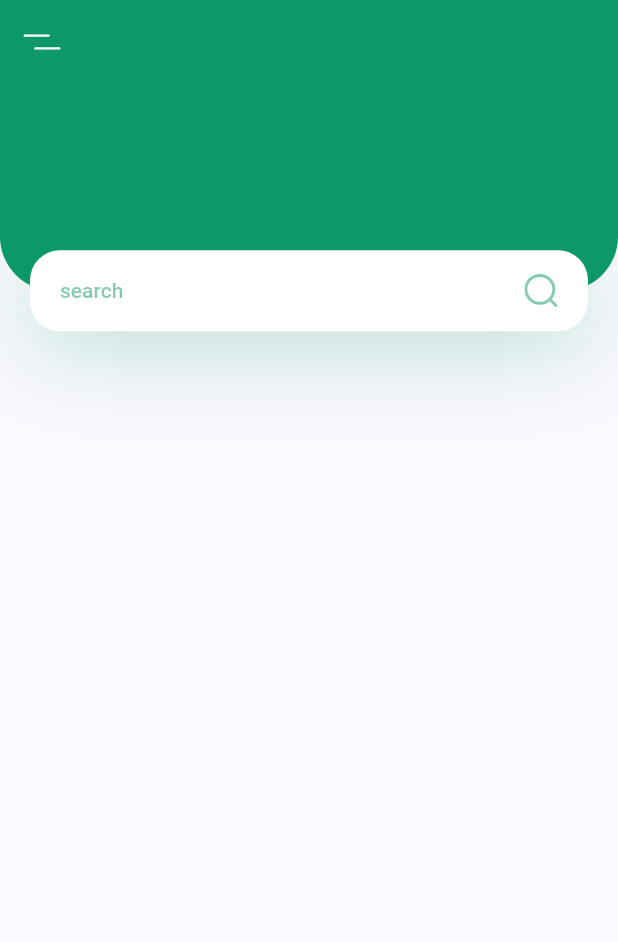
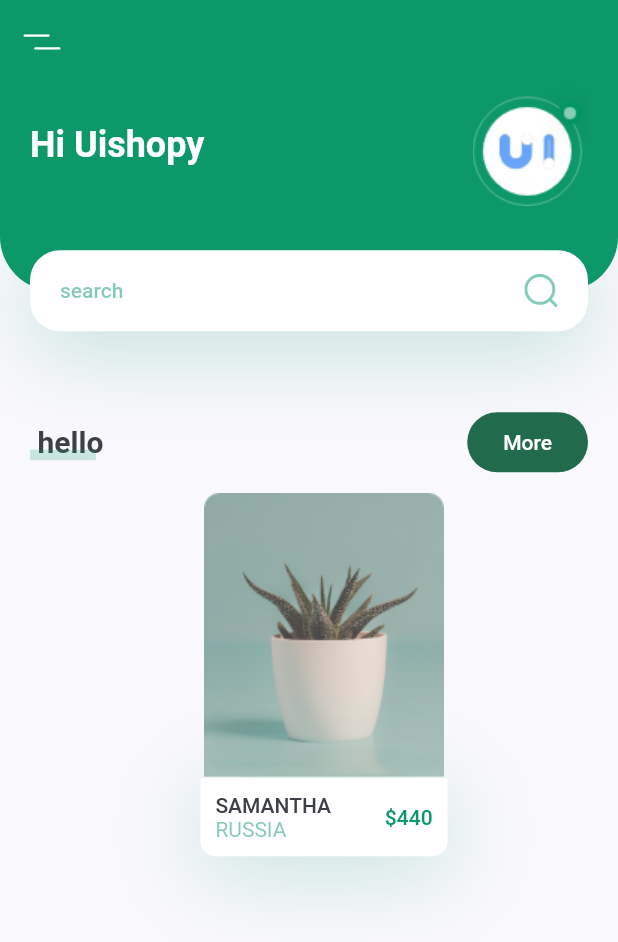
Before and after one commit to yuyang545262477/flutter_clone_platApp, a Flutter app: the screen it shows after launch, on a phone screen of 412 x 824 dp. Shown: the top 942 px of the screen. Run offline on Flutter 3.47's test engine with Material 2 defaults, Android fonts, the phone set to English and light mode, and no system bars; our stand-ins replace flutter_svg.

```diff
--- a/lib/main.dart
+++ b/lib/main.dart
@@ -22,7 +22,7 @@ class MyApp extends StatelessWidget {
         colorScheme: ColorScheme.fromSeed(seedColor: kPrimaryColor),
         useMaterial3: true,
       ),
-      home: HomeScreen(),
+      home: const HomeScreen(),
     );
   }
 }
--- /dev/null
+++ b/lib/screens/home/components/HomeWithSearchBox.dart
@@ -0,0 +1,88 @@
+import 'package:flutter/material.dart';
+import 'package:flutter_svg/flutter_svg.dart';
+import 'package:hello_flutter/constants.dart';
+
+class HomeWithSearchBox extends StatelessWidget {
+  const HomeWithSearchBox({
+    super.key,
+    required this.size,
+  });
+
+  final Size size;
+
+  @override
+  Widget build(BuildContext context) {
+    return Container(
+      margin: const EdgeInsets.only(bottom: kDefaultPadding * 2.5),
+      height: size.height * .2,
+      child: Stack(
+        children: [
+          Container(
+            padding: const EdgeInsets.only(
+                left: kDefaultPadding,
+                right: kDefaultPadding,
+                bottom: 36 + kDefaultPadding),
+            height: size.height * 0.2 - 27,
+            decoration: const BoxDecoration(
+                color: kPrimaryColor,
+                borderRadius: BorderRadius.only(
+                  bottomLeft: Radius.circular(36),
+                  bottomRight: Radius.circular(36),
+                )),
+            child: Row(
+              children: [
+                Text('Hi Uishopy',
+                    style: Theme.of(context).textTheme.headlineSmall?.copyWith(
+                        color: Colors.white, fontWeight: FontWeight.bold)),
+                const Spacer(),
+                Image.asset('assets/images/logo.png')
+              ],
+            ),
+          ),
+          Positioned(
+              bottom: 0,
+              left: 0,
+              right: 0,
+              child: Container(
+                alignment: Alignment.center,
+                margin: const EdgeInsets.symmetric(horizontal: kDefaultPadding),
+                padding:
+                    const EdgeInsets.symmetric(horizontal: kDefaultPadding),
+                height: 54,
+                decoration: BoxDecoration(
+                    color: Colors.white,
+                    borderRadius: BorderRadius.circular(20),
+                    boxShadow: [
+                      BoxShadow(
+                        offset: const Offset(0, 10),
+                        blurRadius: 50,
+                        color: kPrimaryColor.withOpacity(.26),
+                      )
+                    ]),
+                /**
+                 * 输入框
+                 */
+                child: Row(
+                  children: [
+                    Expanded(
+                      child: TextField(
+                        decoration: InputDecoration(
+                          hintText: 'search',
+                          hintStyle:
+                              TextStyle(color: kPrimaryColor.withOpacity(.5)),
+                          enabledBorder: InputBorder.none,
+                          focusedBorder: InputBorder.none,
+                        ),
+                        // suffixIcon
+                        // :
+                      ),
+                    ),
+                    SvgPicture.asset("assets/icons/search.svg")
+                  ],
+                ),
+              ))
+        ],
+      ),
+    );
+  }
+}
--- /dev/null
+++ b/lib/screens/home/components/TitleWithMoreBtn.dart
@@ -0,0 +1,70 @@
+import 'package:flutter/material.dart';
+import 'package:hello_flutter/constants.dart';
+
+class TitleWithCustomerUnderLine extends StatelessWidget {
+  const TitleWithCustomerUnderLine({
+    super.key,
+    required this.text,
+  });
+
+  final String text;
+
+  @override
+  Widget build(BuildContext context) {
+    return Container(
+      height: 24,
+      child: Stack(
+        children: [
+          Padding(
+            padding: const EdgeInsets.only(left: kDefaultPadding / 4),
+            child: Text(
+              text,
+              style: const TextStyle(fontSize: 20, fontWeight: FontWeight.bold),
+            ),
+          ),
+          Positioned(
+            bottom: 0,
+            left: 0,
+            right: 0,
+            child: Container(
+              margin: const EdgeInsets.only(right: kDefaultPadding / 4),
+              height: 7,
+              color: kPrimaryColor.withOpacity(0.2),
+            ),
+          )
+        ],
+      ),
+    );
+  }
+}
+
+class TitleWithMoreButton extends StatelessWidget {
+  const TitleWithMoreButton({
+    super.key,
+    required this.title,
+    required this.press,
+  });
+
+  final String title;
+  final Function press;
+
+  @override
+  Widget build(BuildContext context) {
+    return Padding(
+      padding: const EdgeInsets.symmetric(horizontal: kDefaultPadding),
+      child: Row(
+        children: [
+          TitleWithCustomerUnderLine(
+            text: title,
+          ),
+          const Spacer(),
+          FilledButton(
+              onPressed: () {
+                press();
+              },
+              child: const Text('More'))
+        ],
+      ),
+    );
+  }
+}
--- a/lib/screens/home/components/body.dart
+++ b/lib/screens/home/components/body.dart
@@ -1,6 +1,7 @@
 import 'package:flutter/material.dart';
-import 'package:flutter_svg/flutter_svg.dart';
 import 'package:hello_flutter/constants.dart';
+import 'package:hello_flutter/screens/home/components/HomeWithSearchBox.dart';
+import 'package:hello_flutter/screens/home/components/TitleWithMoreBtn.dart';
 
 class Body extends StatelessWidget {
   const Body({super.key});
@@ -8,65 +9,101 @@ class Body extends StatelessWidget {
   @override
   Widget build(BuildContext context) {
     Size size = MediaQuery.of(context).size;
-    return Column(
+    // it enable scrolling on small device
+    return SingleChildScrollView(
+      child: Column(
         children: [
-        Container(
-          height: size.height * .2,
-          child: Stack(
+          HomeWithSearchBox(size: size),
+          TitleWithMoreButton(
+            title: "hello",
+            press: () {
+              print('TitleWithMoreButton');
+            },
+          ),
+          RecomendPlantCard(
+            image: "assets/images/image_1.png",
+            country: "russia",
+            title: "samantha",
+            price: 440,
+            press: () {
+              print('RecomendPlantCard');
+            },
+          ),
+        ],
+      ),
+    );
+  }
+}
+
+class RecomendPlantCard extends StatelessWidget {
+  const RecomendPlantCard({
+    super.key,
+    required this.image,
+    required this.title,
+    required this.country,
+    required this.price,
+    required this.press,
+  });
+
+  final String image, title, country;
+  final int price;
+  final Function press;
+
+  @override
+  Widget build(BuildContext context) {
+    Size size = MediaQuery.of(context).size;
+    return Container(
+      margin: const EdgeInsets.only(
+          left: kDefaultPadding,
+          top: kDefaultPadding / 2,
+          bottom: kDefaultPadding * 2.5),
+      width: size.width * .4,
+      child: Column(
         children: [
-              Container(
-                height: size.height * 0.2 - 27,
-                decoration: const BoxDecoration(
-                    color: kPrimaryColor,
-                    borderRadius: BorderRadius.only(
-                      bottomLeft: Radius.circular(36),
-                      bottomRight: Radius.circular(36),
-                    )),
-              ),
-              Positioned(
-                  bottom: 0,
-                  left: 0,
-                  right: 0,
+          Image.asset(image),
+          GestureDetector(
+            onTap: () {
+              press();
+            },
             child: Container(
-                    alignment: Alignment.center,
-                    margin:
-                        const EdgeInsets.symmetric(horizontal: kDefaultPadding),
-                    padding:
-                        const EdgeInsets.symmetric(horizontal: kDefaultPadding),
-                    height: 54,
+              padding: const EdgeInsets.all(kDefaultPadding / 2),
               decoration: BoxDecoration(
                   color: Colors.white,
-                        borderRadius: BorderRadius.circular(20),
+                  borderRadius: const BorderRadius.only(
+                    bottomLeft: Radius.circular(10),
+                    bottomRight: Radius.circular(10),
+                  ),
                   boxShadow: [
                     BoxShadow(
                         offset: const Offset(0, 10),
                         blurRadius: 50,
-                            color: kPrimaryColor.withOpacity(.26),
-                          )
+                        color: kPrimaryColor.withOpacity(.23))
                   ]),
               child: Row(
-                      children: [
-                        Expanded(
-                          child: TextField(
-                            decoration: InputDecoration(
-                              hintText: 'search',
-                              hintStyle: TextStyle(
-                                  color: kPrimaryColor.withOpacity(.5)),
-                              enabledBorder: InputBorder.none,
-                              focusedBorder: InputBorder.none,
-                            ),
-                            // suffixIcon
-                            // :
+                children: <Widget>[
+                  RichText(
+                      text: TextSpan(children: [
+                    TextSpan(
+                        text: "$title\n".toUpperCase(),
+                        style: Theme.of(context).textTheme.labelLarge),
+                    TextSpan(
+                        text: country.toUpperCase(),
+                        style: TextStyle(color: kPrimaryColor.withOpacity(.5)))
+                  ])),
+                  const Spacer(),
+                  Text(
+                    '\$$price',
+                    style: Theme.of(context)
+                        .textTheme
+                        .labelLarge
+                        ?.copyWith(color: kPrimaryColor),
+                  )
+                ],
               ),
             ),
-                        SvgPicture.asset("assets/icons/search.svg")
+          ),
         ],
       ),
-                  ))
-            ],
-          ),
-        )
-      ],
     );
   }
 }
```
Lines whose indentation alone changed are shown as unchanged.
